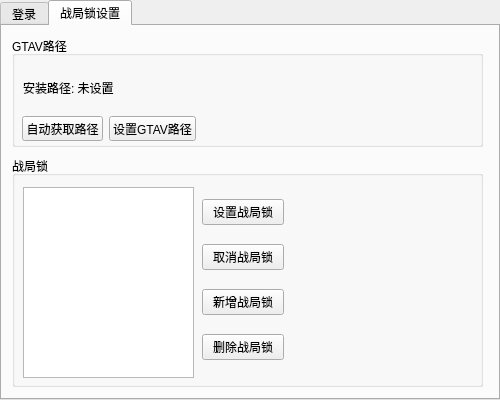
Before: the Qt Designer form src/ui/MainWindow.ui in HimekoEx/GTAV_StartupMeta_Tool, drawn with Qt 5.
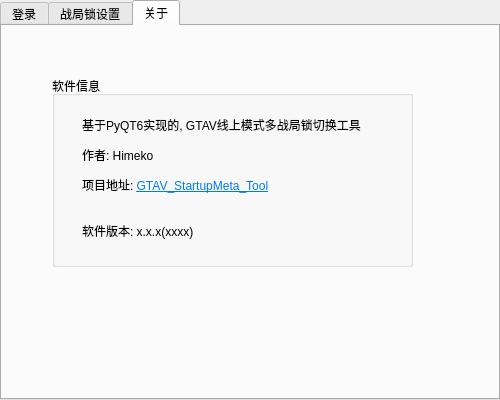
After: the same form once the commit is applied. The open tabs and pages were chosen to show the change.

Commit message: [update] 添加Steam版本自动获取路径

The edit to the form file:
```diff
--- a/src/ui/MainWindow.ui
+++ b/src/ui/MainWindow.ui
@@ -153,6 +153,15 @@
          <height>191</height>
         </rect>
        </property>
+       <property name="toolTip">
+        <string>战局锁列表</string>
+       </property>
+       <property name="whatsThis">
+        <string/>
+       </property>
+       <property name="sortingEnabled">
+        <bool>false</bool>
+       </property>
       </widget>
       <widget class="QWidget" name="layoutWidget">
        <property name="geometry">
@@ -167,14 +176,14 @@
         <item>
          <widget class="QPushButton" name="btn_set_startup">
           <property name="text">
-           <string>设置战局锁</string>
+           <string>安装战局锁</string>
           </property>
          </widget>
         </item>
         <item>
          <widget class="QPushButton" name="btn_unset_startup">
           <property name="text">
-           <string>取消战局锁</string>
+           <string>卸载战局锁</string>
           </property>
          </widget>
         </item>
@@ -248,6 +257,53 @@
       </widget>
      </widget>
     </widget>
+    <widget class="QWidget" name="tab_about">
+     <attribute name="title">
+      <string>关于</string>
+     </attribute>
+     <widget class="QGroupBox" name="gb_about">
+      <property name="geometry">
+       <rect>
+        <x>50</x>
+        <y>50</y>
+        <width>361</width>
+        <height>191</height>
+       </rect>
+      </property>
+      <property name="title">
+       <string>软件信息</string>
+      </property>
+      <widget class="QLabel" name="lab_version">
+       <property name="geometry">
+        <rect>
+         <x>30</x>
+         <y>130</y>
+         <width>300</width>
+         <height>50</height>
+        </rect>
+       </property>
+       <property name="text">
+        <string>软件版本: x.x.x(xxxx)</string>
+       </property>
+      </widget>
+      <widget class="QLabel" name="lab_about">
+       <property name="geometry">
+        <rect>
+         <x>30</x>
+         <y>39</y>
+         <width>300</width>
+         <height>80</height>
+        </rect>
+       </property>
+       <property name="text">
+        <string>&lt;html&gt;&lt;head/&gt;&lt;body&gt;&lt;p&gt;基于PyQT6实现的, GTAV线上模式多战局锁切换工具&lt;/p&gt;&lt;p&gt;作者: Himeko&lt;/p&gt;&lt;p&gt;项目地址: &lt;a href=&quot;https://github.com/HimekoEx/GTAV_StartupMeta_Tool&quot;&gt;&lt;span style=&quot; text-decoration: underline; color:#007af4;&quot;&gt;GTAV_StartupMeta_Tool&lt;/span&gt;&lt;/a&gt;&lt;/p&gt;&lt;/body&gt;&lt;/html&gt;</string>
+       </property>
+       <property name="openExternalLinks">
+        <bool>true</bool>
+       </property>
+      </widget>
+     </widget>
+    </widget>
    </widget>
   </widget>
  </widget>
```
The commit also changes 4 other files.
